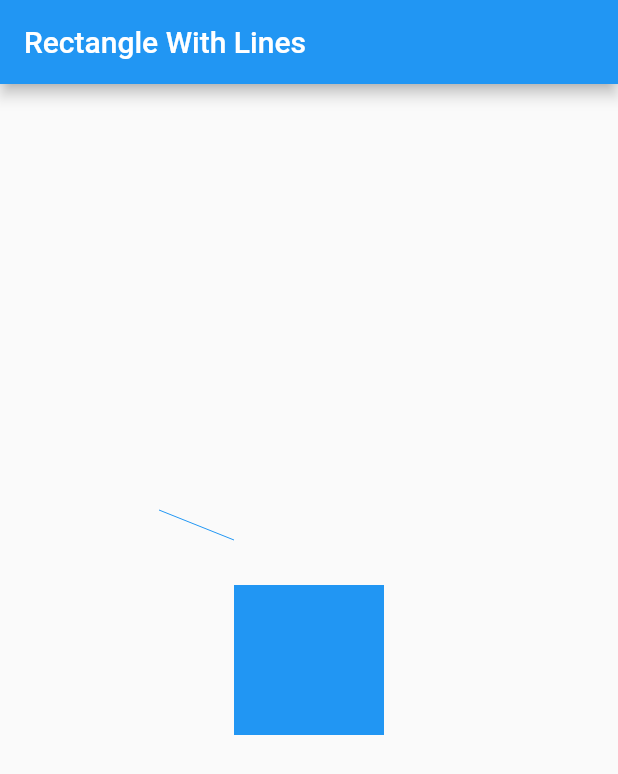
After one commit to krishnaprasadgandrath-nooor/components_demo, a Flutter app: the RectangleWithLinesScreen screen opened directly, on a phone screen of 412 x 824 dp. The commit adds this screen. Shown: the top 774 px of the screen. Run offline on Flutter 3.47's test engine with Material 2 defaults, Android fonts, the phone set to English and light mode, and no system bars; our stand-ins replace audioplayers, device_info_plus, flutter_colorpicker, flutter_riverpod, random_string, tuple and 3 more; missing offline and left inert: flutter_quill, graphx, number_inc_dec, pointer_interceptor.

Commit message:
new changes

```diff
--- a/lib/demo_home.dart
+++ b/lib/demo_home.dart
@@ -1,5 +1,6 @@
 // demo_home.dart
 
+import 'package:components_demo/rect_illustion/rect_iluusion_home.dart';
 import 'package:flutter/material.dart';
 
 import 'animated_nav_bar/animated_nav_screen.dart';
@@ -70,6 +71,7 @@ class _ComponentsHomeState extends State<ComponentsHome> {
   int selectedPage = 2;
   Map<String, dynamic> demoMap = {
     // "Simple List Anim Demo": SimpleListAnimDemo(),
+    RectIllusionHome.name: const RectIllusionHome(),
     'Animated Nav bar Demo': const AnimatedNavScreen(),
     'My Render Object Demo': const MyRenderObjectScreen(),
     'Snake Game Demo': const SnakeGameDemo(),
--- a/lib/int_video_views/int_video_edit_view.dart
+++ b/lib/int_video_views/int_video_edit_view.dart
@@ -22,9 +22,9 @@ class _CompEditorViewState extends State<CompEditorView> with SingleTickerProvid
       decoration: BoxDecoration(color: Colors.white, boxShadow: [
         BoxShadow(offset: const Offset(-4, 0), color: Colors.grey.withAlpha(100), blurRadius: 2.0, spreadRadius: 2.0),
       ]),
-      child: const SingleChildScrollView(
+      child: SingleChildScrollView(
         child: Column(
-          children: [
+          children: const [
             SizeAndDurationEditor(),
             AnimationEditor(),
             ActionEditor(),
--- a/lib/misc/custom_multi_child_render_screen.dart
+++ b/lib/misc/custom_multi_child_render_screen.dart
@@ -59,7 +59,7 @@ class _CustomMultiChildRenderScreenState extends State<CustomMultiChildRenderScr
 }
 
 class ZigZagGrid extends MultiChildRenderObjectWidget {
-  const ZigZagGrid({super.key, required super.children});
+  ZigZagGrid({super.key, required super.children});
 
   @override
   RenderObject createRenderObject(BuildContext context) {
--- a/lib/misc/zig_zag_renderer.dart
+++ b/lib/misc/zig_zag_renderer.dart
@@ -31,7 +31,7 @@ class ZigZagLayoutScreen extends StatelessWidget {
 }
 
 class ZigZagLayout extends MultiChildRenderObjectWidget {
-  const ZigZagLayout({
+  ZigZagLayout({
     Key? key,
     required List<Widget> children,
   }) : super(key: key, children: children);
--- /dev/null
+++ b/lib/rect_illustion/rect_illusion_custom_paint.dart
@@ -0,0 +1,156 @@
+import 'dart:math';
+
+import 'package:flutter/material.dart';
+
+class RectangleWithLinesPainter extends CustomPainter {
+  final double sideLength; // Length of the rectangle side
+  final int numberOfLines; // Number of lines to draw
+  final double lineLength; // Length of each line
+  final Color lineColor; // Color of the lines
+
+  RectangleWithLinesPainter({
+    required this.sideLength,
+    required this.numberOfLines,
+    required this.lineLength,
+    required this.lineColor,
+  });
+
+  @override
+  void paint(Canvas canvas, Size size) {
+    final Paint paint = Paint()..color = lineColor;
+
+    // Calculate the angle in radians for 30 degrees
+    const double angleInRadians = pi / 6;
+
+    // Calculate the coordinates of the center point of the rectangle
+    final Offset center = Offset(size.width / 2, size.height / 2);
+
+    // Draw the rectangle
+    final Rect rect = Rect.fromCenter(center: center, width: sideLength, height: sideLength);
+    canvas.drawRect(rect, paint);
+
+    // Calculate the coordinates of the starting point (top-left corner) of the first line
+    double x = center.dx - sideLength / 2;
+    double y = center.dy - sideLength / 2 - lineLength;
+
+    // Draw the lines that stay inside the rectangle and rotate internally
+    for (int i = 0; i < numberOfLines; i++) {
+      // Calculate the endpoint of the line using trigonometry
+      double endX = x + lineLength * cos(angleInRadians);
+      double endY = y - lineLength * sin(angleInRadians);
+
+      // Find the intersection point of the line with the rectangle's sides
+      final Offset intersection = getIntersectionPoint(center, x, y, endX, endY);
+
+      // Draw the line
+      canvas.drawLine(Offset(x, y), Offset(intersection.dx, intersection.dy), paint);
+
+      // Update the starting point for the next line
+      x = intersection.dx;
+      y = intersection.dy;
+    }
+  }
+
+  // Function to find the intersection point of a line with the rectangle's sides
+  Offset getIntersectionPoint(Offset center, double startX, double startY, double endX, double endY) {
+    final Rect rect = Rect.fromCenter(center: center, width: sideLength, height: sideLength);
+
+    // Find the intersection points of the line with the rectangle's sides
+    final List<Offset> intersections = [];
+
+    intersections.add(Line(start: Offset(rect.left, rect.top), end: Offset(rect.right, rect.top))
+        .intersectionPoint(Offset(startX, startY), Offset(endX, endY)));
+    intersections.add(Line(start: Offset(rect.right, rect.top), end: Offset(rect.right, rect.bottom))
+        .intersectionPoint(Offset(startX, startY), Offset(endX, endY)));
+    intersections.add(Line(start: Offset(rect.left, rect.bottom), end: Offset(rect.right, rect.bottom))
+        .intersectionPoint(Offset(startX, startY), Offset(endX, endY)));
+    intersections.add(Line(start: Offset(rect.left, rect.top), end: Offset(rect.left, rect.bottom))
+        .intersectionPoint(Offset(startX, startY), Offset(endX, endY)));
+
+    // Find the intersection point that lies inside the rectangle
+    double minDistance = double.infinity;
+    Offset intersectionPoint = Offset.zero;
+    for (final intersection in intersections) {
+      final double distance = center.distanceSquaredTo(intersection);
+      if (rect.contains(intersection) && distance < minDistance) {
+        minDistance = distance;
+        intersectionPoint = intersection;
+      }
+    }
+    return Offset(intersectionPoint.dx, intersectionPoint.dy);
+  }
+
+  @override
+  bool shouldRepaint(CustomPainter oldDelegate) {
+    return false;
+  }
+}
+
+class RectangleWithLinesScreen extends StatelessWidget {
+  const RectangleWithLinesScreen({super.key});
+
+  @override
+  Widget build(BuildContext context) {
+    return Scaffold(
+      appBar: AppBar(
+        title: const Text('Rectangle With Lines'),
+      ),
+      body: Center(
+        child: SizedBox(
+          width: 200,
+          height: 200,
+          child: CustomPaint(
+            painter: RectangleWithLinesPainter(
+              sideLength: 100,
+              numberOfLines: 10,
+              lineLength: 30,
+              lineColor: Colors.blue,
+            ),
+          ),
+        ),
+      ),
+    );
+  }
+}
+
+void main() {
+  runApp(const MaterialApp(
+    home: RectangleWithLinesScreen(),
+  ));
+}
+
+class Line {
+  Offset start;
+  Offset end;
+
+  Line({
+    required this.start,
+    required this.end,
+  });
+
+  Offset intersectionPoint(Offset offset, Offset offset2) {
+    double x1 = start.dx;
+    double y1 = start.dy;
+    double x2 = end.dx;
+    double y2 = end.dy;
+
+    double x3 = offset.dx;
+    double y3 = offset.dy;
+    double x4 = offset2.dx;
+    double y4 = offset2.dy;
+
+    double det = (x1 - x2) * (y3 - y4) - (y1 - y2) * (x3 - x4);
+    if (det == 0) {
+      // Lines are parallel or coincident, return null as there's no unique intersection point
+      return const Offset(double.infinity, double.infinity);
+    } else {
+      double x = ((x1 * y2 - y1 * x2) * (x3 - x4) - (x1 - x2) * (x3 * y4 - y3 * x4)) / det;
+      double y = ((x1 * y2 - y1 * x2) * (y3 - y4) - (y1 - y2) * (x3 * y4 - y3 * x4)) / det;
+      return Offset(x, y);
+    }
+  }
+}
+
+extension OffsetUtil on Offset {
+  double distanceSquaredTo(Offset other) => sqrt(pow(other.dx - dx, 2) + pow(other.dy - dy, 2));
+}
--- a/lib/rotating_card_demo/rotating_card_screen.dart
+++ b/lib/rotating_card_demo/rotating_card_screen.dart
@@ -11,10 +11,10 @@ class RotatingCardScreen extends StatefulWidget {
 class _RotatingCardScreenState extends State<RotatingCardScreen> {
   @override
   Widget build(BuildContext context) {
-    return const Scaffold(
+    return Scaffold(
       body: Column(
         mainAxisAlignment: MainAxisAlignment.center,
-        children: [
+        children: const [
           Padding(
             padding: EdgeInsets.symmetric(horizontal: 10.0, vertical: 20.0),
             child: RotatingCard(),
--- a/pubspec.yaml
+++ b/pubspec.yaml
@@ -34,6 +34,7 @@ dependencies:
 
   # The following adds the Cupertino Icons font to your application.
   # Use with the CupertinoIcons class for iOS style icons.
+  audioplayers: 5.0.0
   cupertino_icons: ^1.0.2
   validators: ^3.0.0
   flutter_riverpod: ^2.1.1
@@ -46,8 +47,8 @@ dependencies:
   filepicker_windows: ^2.0.2
   file_picker: ^5.0.1
   stack: ^0.2.1
-  tuple: ^2.0.1
-  audioplayers: ^3.0.1
+  tuple: ^2.0.2
+  # audioplayers: ^3.0.1
   flutter_quill: ^6.4.4
   youtube_player_iframe: ^4.0.4
   youtube_player_flutter: ^8.1.2
```
Also changed, not shown: lib/audio_player_base/audio_player_base.dart (added, +16 -0 lines), lib/audio_player_base/audio_player_custom_service.dart (added, +88 -0 lines), lib/interactive__yt_video_demo/custom_rotated_box.dart (added, +183 -0 lines), lib/main.dart (+22 -4 lines), lib/rect_illustion/rect_iluusion_home.dart (added, +82 -0 lines), lib/utils/custom_math_ext.dart (added, +70 -0 lines), pubspec.lock.
